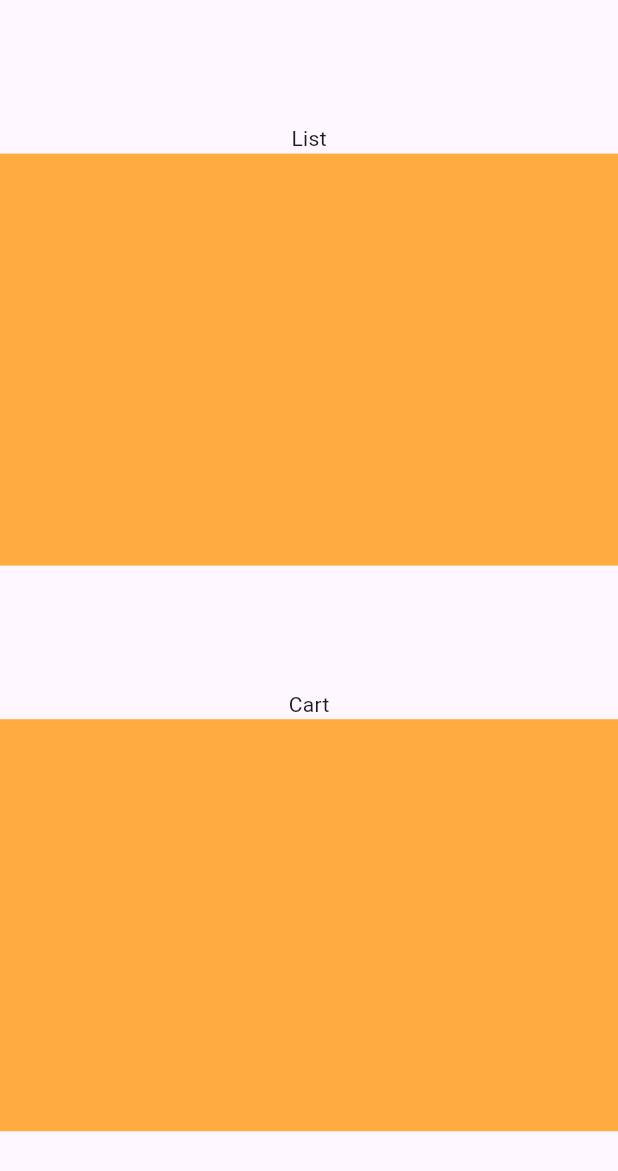
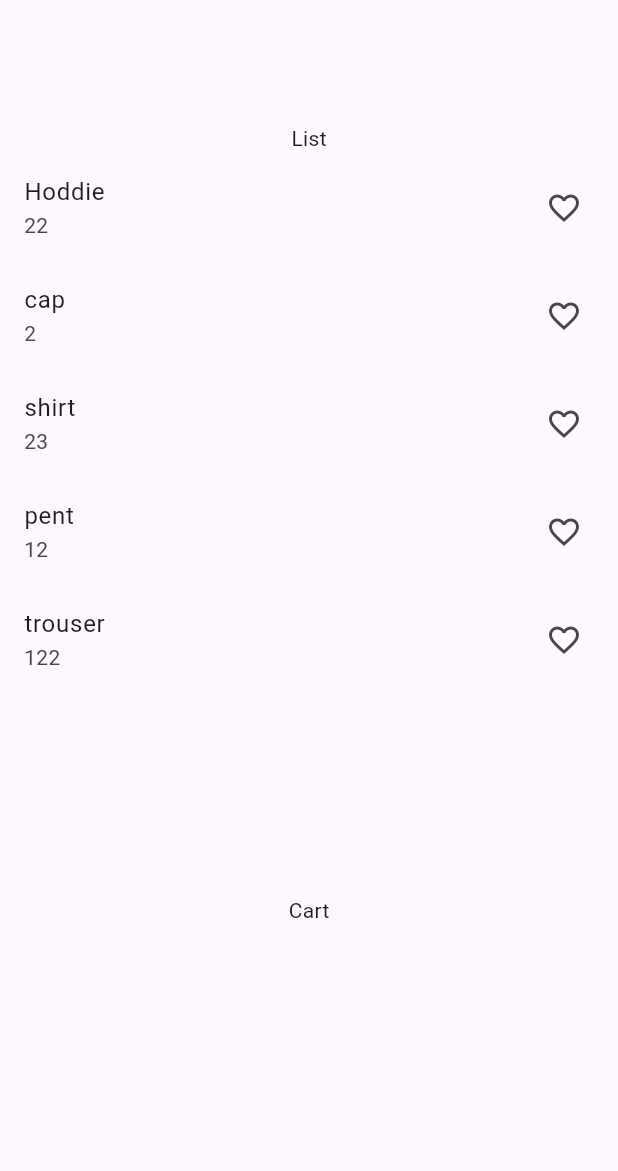
Before and after one commit to HamzaaJavaid/getx-flutter, a Flutter app: the favouriteScreen screen opened by its route, on a phone screen of 412 x 824 dp. Shown: the top 1171 px of the screen. Run offline on Flutter 3.47's test engine with Material 3 defaults, Android fonts, the phone set to English and light mode, and no system bars; our stand-ins replace get.

Commit message:
favourite list and cart

```diff
--- a/lib/main.dart
+++ b/lib/main.dart
@@ -1,3 +1,5 @@
+
+
 import 'package:flutter/material.dart';
 import 'package:get/get.dart';
 
@@ -225,35 +227,114 @@ class favouriteScreen extends StatefulWidget {
   State<favouriteScreen> createState() => _favouriteScreenState();
 }
 
+//favourite screen cart
 class _favouriteScreenState extends State<favouriteScreen> {
+  List<cartStructure> listOfthings = [
+    cartStructure("Hoddie", "22"  ,false),
+    cartStructure("cap", "2" ,false),
+    cartStructure("shirt", "23", false),
+    cartStructure("pent", "12" , false),
+    cartStructure("trouser", "122",false),
+
+  ];
+  List<cartStructure> cart=[];
+
+  final FavouriteScreenGetX _favouriteScreenGetX = Get.put(FavouriteScreenGetX());
+
   @override
   Widget build(BuildContext context) {
 
     final  height  = MediaQuery.of(context).size.height;
     final width =  MediaQuery.of(context).size.width;
+    print('Build favoutire');
     return Scaffold(
-      body: SafeArea(
+      body: SingleChildScrollView(
+        child: SafeArea(
           child: Column(
             children: [
               SizedBox(height: height/10,),
               Text('List'),
-            Container(
+              Obx(() =>  Container(
+                  height: height/2,
+                  width: width,
+                  //color: Colors.orangeAccent,
+                  child: ListView.builder(
+                    itemCount: _favouriteScreenGetX.listOfthings.length,
+                    itemBuilder: (context,index){
+                      return InkWell(
+                          onTap: (){
+                            _favouriteScreenGetX.makeFavourite(_favouriteScreenGetX.listOfthings[index], index);
+                          },
+                          child: ListTile(
+                            title: Text(_favouriteScreenGetX.listOfthings[index].name),
+                            subtitle: Text(_favouriteScreenGetX.listOfthings[index].price),
+                            trailing: Icon(Icons.favorite_border),
+                          ));
+                    },
+                  )
+              ),),
+              SizedBox(height: height/10,),
+             Text('Cart'),
+             Obx(() =>  Container(
                height: height/3,
                width: width,
-              color: Colors.orangeAccent,
+               //color: Colors.orangeAccent,
+               child: ListView.builder(
+                 itemCount: _favouriteScreenGetX.cartList.length,
+                 itemBuilder: (context,index){
+                   return InkWell(
+                       onTap: (){
+                         _favouriteScreenGetX.makeUnFavourite(_favouriteScreenGetX.cartList[index], index);
+                       },
+                       child : ListTile(
+                         title: Text(_favouriteScreenGetX.cartList[index].name),
+                         subtitle: Text(_favouriteScreenGetX.cartList[index].price),
+                         trailing: Icon(Icons.favorite),
+                       )
+                   );
+                 },
                ),
-            SizedBox(height: height/10,),
-            Text('Cart'),
-            Container(
-              height: height/3,
-              width: width,
-              color: Colors.orangeAccent,
-            )
+             ),)
             ],
+          ),
         ),
       ),
     );
   }
+}
+
+class cartStructure{
+
+  String name ;
+  String price ;
+  bool isFavourite;
+
+  cartStructure(this.name , this.price ,this.isFavourite);
+
+}
+
+class FavouriteScreenGetX extends GetxController{
+  RxList cartList = [].obs;
+  RxList listOfthings = [
+    cartStructure("Hoddie", "22"  ,false),
+    cartStructure("cap", "2" ,false),
+    cartStructure("shirt", "23", false),
+    cartStructure("pent", "12" , false),
+    cartStructure("trouser", "122",false),
+
+  ].obs;
+
+  makeFavourite(cartStructure , int index){
+    cartList.add(cartStructure);
+    listOfthings.removeAt(index);
+  }
+  makeUnFavourite(cartStructure , int index){
+    listOfthings.add(cartStructure);
+    cartList.removeAt(index);
+  }
+
+
+
 }
 
 
@@ -269,7 +350,6 @@ class CounterExample extends StatefulWidget {
   @override
   State<CounterExample> createState() => _CounterExampleState();
 }
-
 class _CounterExampleState extends State<CounterExample> {
 
 
@@ -320,8 +400,8 @@ class _CounterExampleState extends State<CounterExample> {
            ) ,),
            Obx(() =>  Slider(
                value: counterController.opacity.value ,
-               min: 30,
-               max: 300,
+               min: 1,
+               max: 30,
                divisions: 20,
                activeColor: Colors.green,
                inactiveColor: Colors.orange,
@@ -356,8 +436,6 @@ class _CounterExampleState extends State<CounterExample> {
 
   }
 }
-
-
 class CounterController extends GetxController{
 
 
```
Lines whose indentation alone changed are shown as unchanged.
